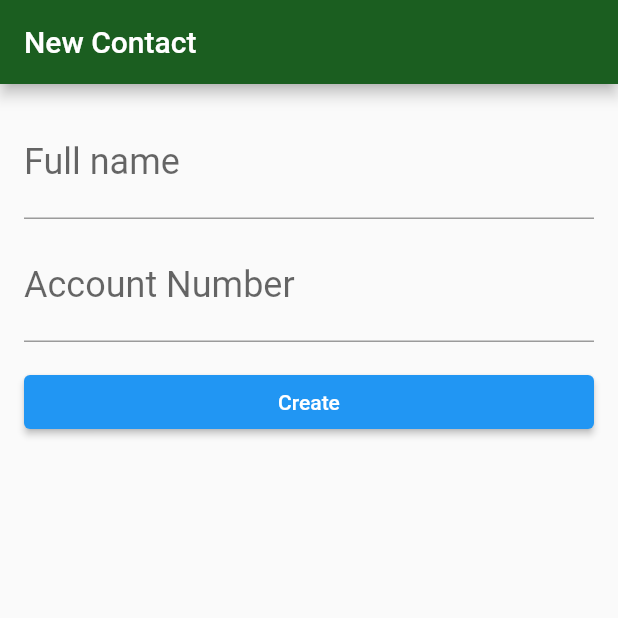
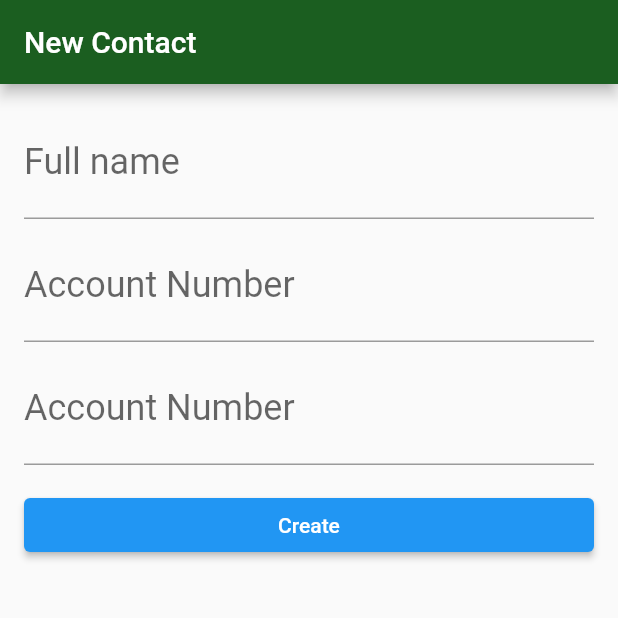
Before and after one commit to Gabriel-Campos-Marques/cad_Produtos, a Flutter app: the screen it shows after launch, after a tap on "Create", on a phone screen of 412 x 824 dp, the top half of it. Run offline on Flutter 3.47's test engine with Material 2 defaults, Android fonts, the phone set to English and light mode, and no system bars.

Commit message:
Atualizado os campos

```diff
--- a/lib/screens/contact_form.dart
+++ b/lib/screens/contact_form.dart
@@ -1,7 +1,6 @@
 import 'package:flutter/material.dart';
 
 import '../models/class.dart';
-
 
 class ContactForm extends StatefulWidget {
   const ContactForm({Key? key}) : super(key: key);
@@ -11,9 +10,9 @@ class ContactForm extends StatefulWidget {
 }
 
 class _ContactFormState extends State<ContactForm> {
-  final TextEditingController _nameController = TextEditingController();
-  final TextEditingController _accountNumberController =
-  TextEditingController();
+  final TextEditingController _codProduto = TextEditingController();
+  final TextEditingController _descProduto = TextEditingController();
+  final TextEditingController _qdtProduto = TextEditingController();
 
   @override
   Widget build(BuildContext context) {
@@ -26,14 +25,21 @@ class _ContactFormState extends State<ContactForm> {
         child: Column(
           children: [
             TextField(
-              controller: _nameController,
+              controller: _codProduto,
               decoration: const InputDecoration(labelText: 'Full name'),
               style: const TextStyle(fontSize: 24.0),
             ),
             Padding(
               padding: const EdgeInsets.only(top: 8.0),
               child: TextField(
-                controller: _accountNumberController,
+                controller: _descProduto,
+                decoration: const InputDecoration(labelText: 'Account Number'),
+                style: const TextStyle(fontSize: 24.0),
+              ),
+            ),Padding(
+              padding: const EdgeInsets.only(top: 8.0),
+              child: TextField(
+                controller: _qdtProduto,
                 decoration: const InputDecoration(labelText: 'Account Number'),
                 style: const TextStyle(fontSize: 24.0),
                 keyboardType: TextInputType.number,
@@ -45,10 +51,9 @@ class _ContactFormState extends State<ContactForm> {
                 width: double.maxFinite,
                 child: ElevatedButton(
                   onPressed: () {
-                    final String name = _nameController.text;
-                    final int? accountNumber =
-                    int.tryParse(_accountNumberController.text);
-                    final Contact newContact = Contact(name, accountNumber!);
+                    final String codigo = _codProduto.text;
+                    final String descricao = _descProduto.text;
+                    final Contact newContact = Contact(codigo, descricao);
                     Navigator.pop(context, newContact);
                   },
                   child: const Text('Create'),
```
